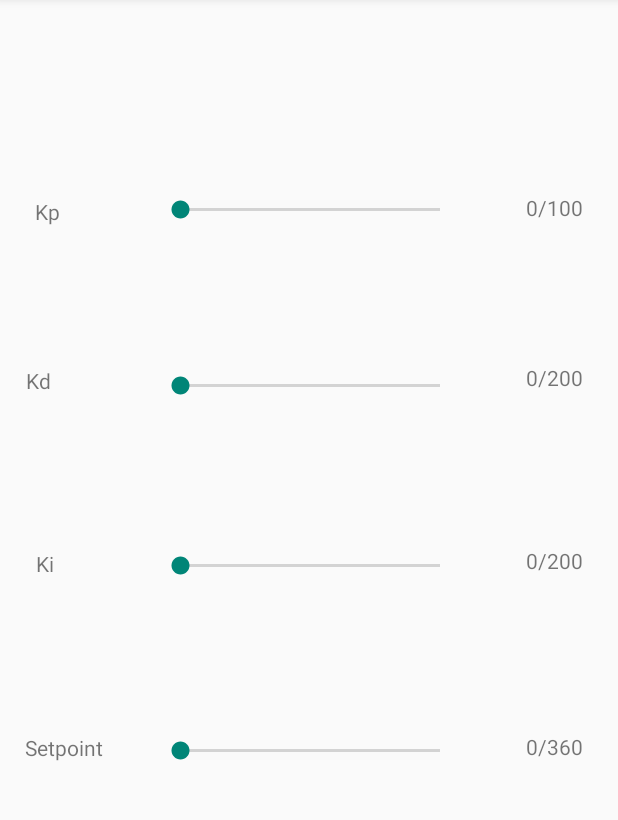
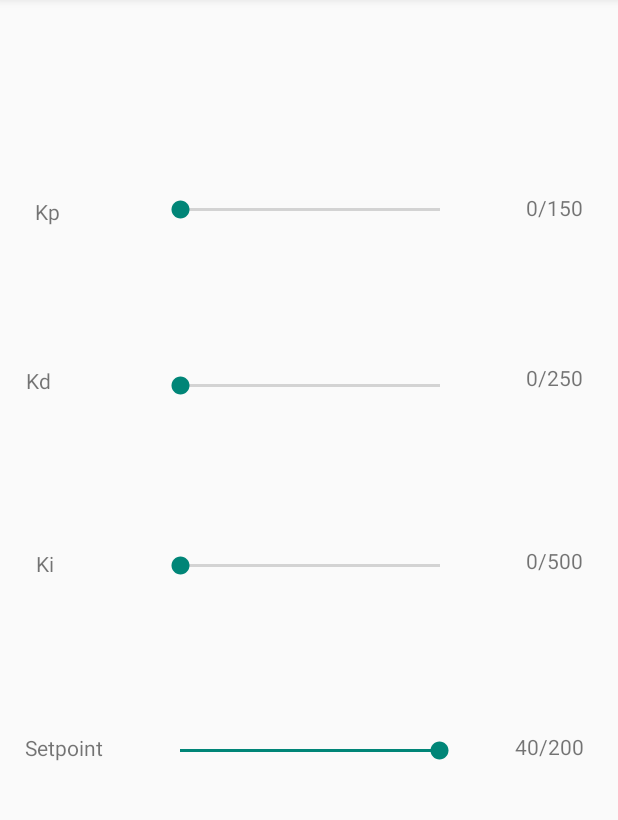
Before and after one commit to JulioSerrano/lab2_robotica, an Android app: the CalibrarActivity screen opened directly, with no data from a screen before it, on a phone screen of 412 x 824 dp, the part 152-972 px from its top. Run offline under Robolectric (Android 15) with nearby library versions, the phone set to English and light mode, and no system bars.

Commit message:
Cambiados detalles en la app y los K en arduino

```diff
--- a/app/src/main/java/com/example/juanpablo/batboti/CalibrarActivity.java
+++ b/app/src/main/java/com/example/juanpablo/batboti/CalibrarActivity.java
@@ -34,14 +34,14 @@ public class CalibrarActivity extends AppCompatActivity {
     SeekBar kiBar;
     SeekBar spBar;
 
-    int MAX_KP = 100;
+    int MAX_KP = 150;
     int MIN_KP = 0;
-    int MAX_KD = 2;
+    int MAX_KD = 250;
     int MIN_KD = 0;
-    int MAX_KI = 200;
+    int MAX_KI = 500;
     int MIN_KI = 0;
-    int MAX_SP = 360;
-    int MIN_SP = 0;
+    int MAX_SP = 200;
+    int MIN_SP = 160;
 
     @Override
     protected void onCreate(Bundle savedInstanceState){
@@ -61,7 +61,7 @@ public class CalibrarActivity extends AppCompatActivity {
     public void kpBarConfig(){
         kpBar = (SeekBar)findViewById(R.id.kp_bar);
         kp = (TextView)findViewById(R.id.kp_text);
-        kp.setText(kpBar.getProgress()+"/100");
+        kp.setText(kpBar.getProgress()+"/"+MAX_KP);
 
         kpBar.setOnSeekBarChangeListener(
 
@@ -70,7 +70,7 @@ public class CalibrarActivity extends AppCompatActivity {
                     @Override
                     public void onProgressChanged(SeekBar seekBar, int progress, boolean fromUser) {
                         progressValue = progress;
-                        kp.setText(progress+"/100");
+                        kp.setText(progress+"/"+MAX_KP);
                     }
 
                     @Override
@@ -80,7 +80,7 @@ public class CalibrarActivity extends AppCompatActivity {
 
                     @Override
                     public void onStopTrackingTouch(SeekBar seekBar) {
-                        kp.setText(progressValue+"/100");
+                        kp.setText(progressValue+"/"+MAX_KP);
                         setKp();
                     }
                 }
@@ -90,7 +90,7 @@ public class CalibrarActivity extends AppCompatActivity {
     public void kdBarConfig(){
         kdBar = (SeekBar)findViewById(R.id.kd_bar);
         kd = (TextView)findViewById(R.id.kd_text);
-        kd.setText(kdBar.getProgress()+"/200");
+        kd.setText(kdBar.getProgress()+"/"+MAX_KD);
 
         kdBar.setOnSeekBarChangeListener(
 
@@ -99,7 +99,7 @@ public class CalibrarActivity extends AppCompatActivity {
                     @Override
                     public void onProgressChanged(SeekBar seekBar, int progress, boolean fromUser) {
                         progressValue = progress;
-                        kd.setText(progress+"/200");
+                        kd.setText(progress+"/"+MAX_KD);
                     }
 
                     @Override
@@ -109,7 +109,7 @@ public class CalibrarActivity extends AppCompatActivity {
 
                     @Override
                     public void onStopTrackingTouch(SeekBar seekBar) {
-                        kd.setText(progressValue+"/200");
+                        kd.setText(progressValue+"/"+MAX_KD);
                         setKd();
                     }
                 }
@@ -119,7 +119,7 @@ public class CalibrarActivity extends AppCompatActivity {
     public void kiBarConfig(){
         kiBar = (SeekBar)findViewById(R.id.ki_bar);
         ki = (TextView)findViewById(R.id.ki_text);
-        ki.setText(kiBar.getProgress()+"/200");
+        ki.setText(kiBar.getProgress()+"/"+MAX_KI);
 
         kiBar.setOnSeekBarChangeListener(
 
@@ -128,7 +128,7 @@ public class CalibrarActivity extends AppCompatActivity {
                     @Override
                     public void onProgressChanged(SeekBar seekBar, int progress, boolean fromUser) {
                         progressValue = progress;
-                        ki.setText(progress+"/200");
+                        ki.setText(progress+"/"+MAX_KI);
                     }
 
                     @Override
@@ -138,7 +138,7 @@ public class CalibrarActivity extends AppCompatActivity {
 
                     @Override
                     public void onStopTrackingTouch(SeekBar seekBar) {
-                        ki.setText(progressValue+"/200");
+                        ki.setText(progressValue+"/"+MAX_KI);
                         setKi();
                     }
                 }
@@ -148,7 +148,7 @@ public class CalibrarActivity extends AppCompatActivity {
     public void spBarConfig(){
         spBar = (SeekBar)findViewById(R.id.sp_bar);
         sp = (TextView)findViewById(R.id.sp_text);
-        sp.setText(spBar.getProgress()+"/360");
+        sp.setText(spBar.getProgress()+"/"+MAX_SP);
 
         spBar.setOnSeekBarChangeListener(
 
@@ -157,7 +157,7 @@ public class CalibrarActivity extends AppCompatActivity {
                     @Override
                     public void onProgressChanged(SeekBar seekBar, int progress, boolean fromUser) {
                         progressValue = progress;
-                        sp.setText(progress+"/360");
+                        sp.setText(progress+"/"+MAX_SP);
                     }
 
                     @Override
@@ -167,7 +167,7 @@ public class CalibrarActivity extends AppCompatActivity {
 
                     @Override
                     public void onStopTrackingTouch(SeekBar seekBar) {
-                        sp.setText(progressValue+"/360");
+                        sp.setText(progressValue+"/"+MAX_SP);
                         setSp();
                     }
                 }
--- a/app/src/main/res/layout/calibrate_menu.xml
+++ b/app/src/main/res/layout/calibrate_menu.xml
@@ -105,11 +105,12 @@
         android:id="@+id/sp_bar"
         android:layout_width="205dp"
         android:layout_height="54dp"
+        android:layout_marginBottom="8dp"
+        android:layout_marginEnd="8dp"
         android:layout_marginStart="8dp"
         android:layout_marginTop="8dp"
-        android:layout_marginEnd="8dp"
-        android:layout_marginBottom="8dp"
-        android:max="360"
+        android:max="40"
+        android:progress="160"
         app:layout_constraintBottom_toBottomOf="parent"
         app:layout_constraintEnd_toEndOf="parent"
         app:layout_constraintHorizontal_bias="0.503"
@@ -153,11 +154,11 @@
         android:id="@+id/kp_bar"
         android:layout_width="205dp"
         android:layout_height="54dp"
+        android:layout_marginBottom="8dp"
+        android:layout_marginEnd="8dp"
         android:layout_marginStart="8dp"
         android:layout_marginTop="8dp"
-        android:layout_marginEnd="8dp"
-        android:layout_marginBottom="8dp"
-        android:max="100"
+        android:max="150"
         app:layout_constraintBottom_toBottomOf="parent"
         app:layout_constraintEnd_toEndOf="parent"
         app:layout_constraintHorizontal_bias="0.502"
@@ -169,11 +170,11 @@
         android:id="@+id/kd_bar"
         android:layout_width="205dp"
         android:layout_height="54dp"
+        android:layout_marginBottom="8dp"
+        android:layout_marginEnd="8dp"
         android:layout_marginStart="8dp"
         android:layout_marginTop="8dp"
-        android:layout_marginEnd="8dp"
-        android:layout_marginBottom="8dp"
-        android:max="200"
+        android:max="250"
         app:layout_constraintBottom_toBottomOf="parent"
         app:layout_constraintEnd_toEndOf="parent"
         app:layout_constraintHorizontal_bias="0.503"
@@ -185,11 +186,11 @@
         android:id="@+id/ki_bar"
         android:layout_width="205dp"
         android:layout_height="54dp"
+        android:layout_marginBottom="8dp"
+        android:layout_marginEnd="8dp"
         android:layout_marginStart="8dp"
         android:layout_marginTop="8dp"
-        android:layout_marginEnd="8dp"
-        android:layout_marginBottom="8dp"
-        android:max="200"
+        android:max="500"
         app:layout_constraintBottom_toBottomOf="parent"
         app:layout_constraintEnd_toEndOf="parent"
         app:layout_constraintHorizontal_bias="0.503"
```
